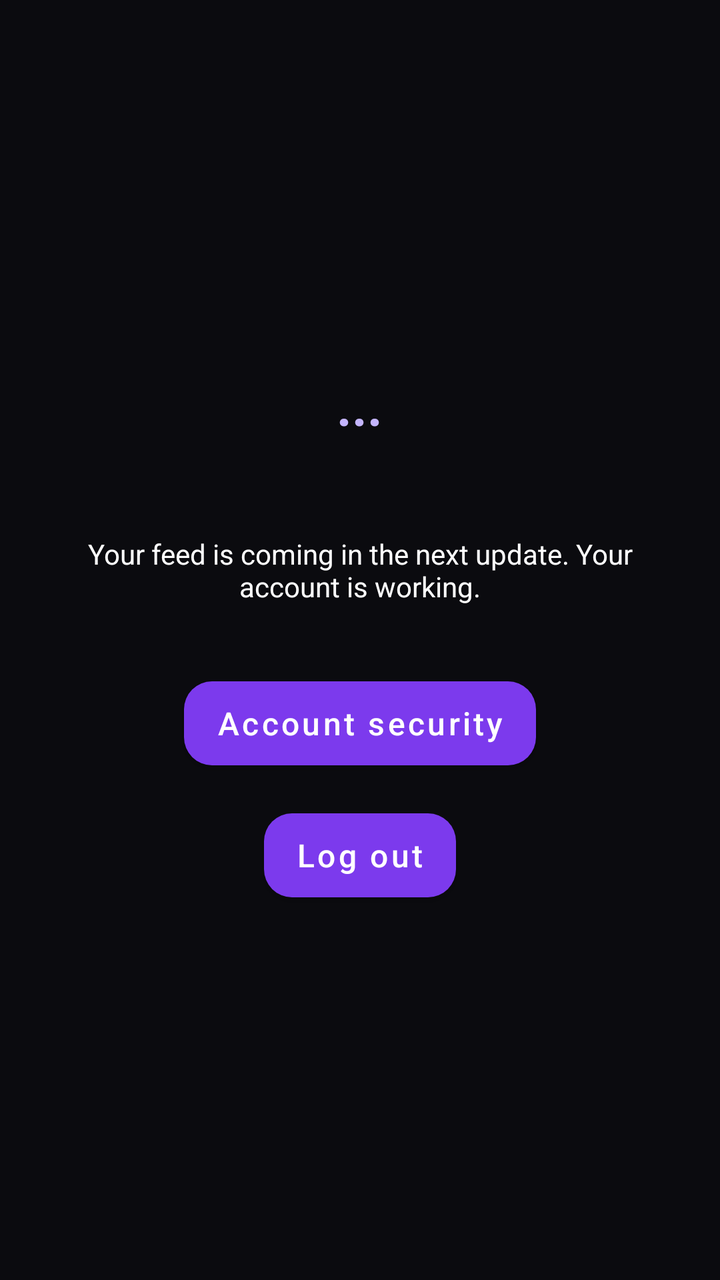
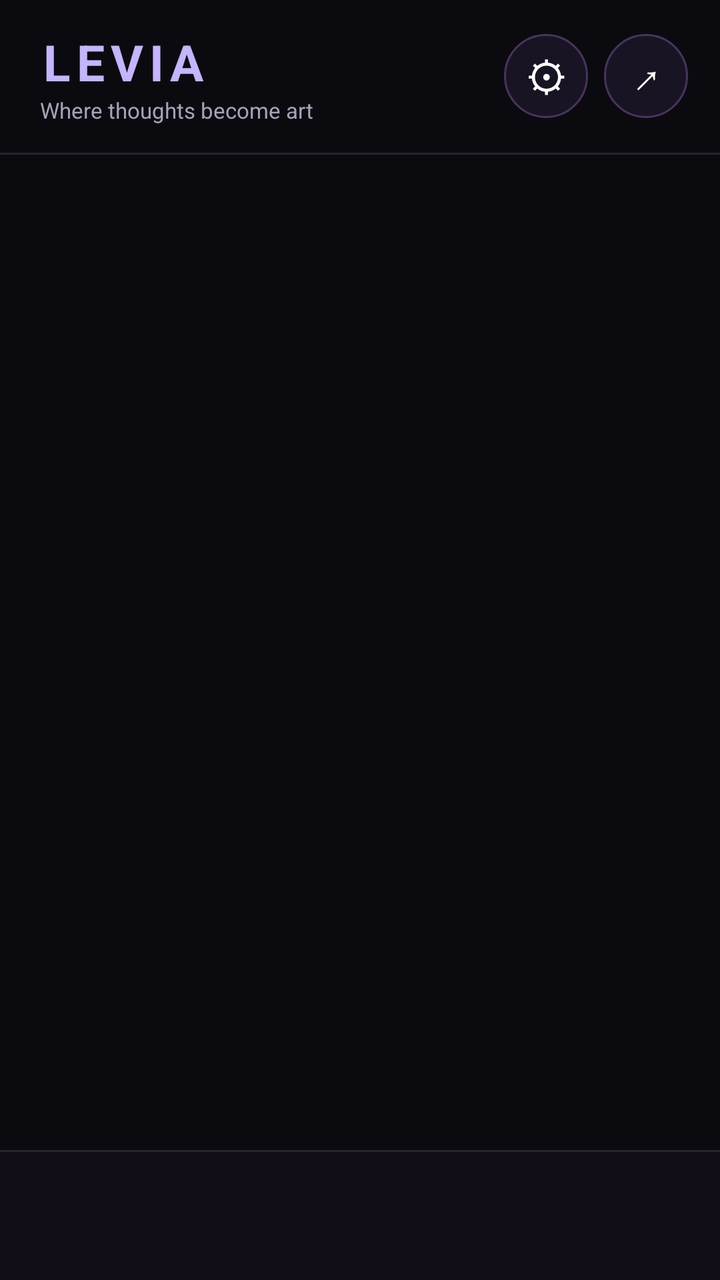

Two renders of the same Android screen: before a commit and after it. Below are the layout's source before the change and the commit's diff.
<!-- AndroidManifest.xml: application theme Theme.Levia -->
<!-- res/layout/activity_main.xml -->
<?xml version="1.0" encoding="utf-8"?>
<LinearLayout xmlns:android="http://schemas.android.com/apk/res/android"
    android:layout_width="match_parent"
    android:layout_height="match_parent"
    android:background="@color/levia_black"
    android:gravity="center"
    android:orientation="vertical"
    android:padding="24dp">

    <TextView
        android:id="@+id/welcomeText"
        android:layout_width="wrap_content"
        android:layout_height="wrap_content"
        android:text="..."
        android:textColor="@color/levia_lavender"
        android:textSize="26sp"
        android:textStyle="bold" />

    <TextView
        android:id="@+id/usernameText"
        android:layout_width="wrap_content"
        android:layout_height="wrap_content"
        android:layout_marginTop="4dp"
        android:textColor="@color/levia_white" />

    <TextView
        android:layout_width="wrap_content"
        android:layout_height="wrap_content"
        android:layout_marginTop="24dp"
        android:gravity="center"
        android:text="@string/home_placeholder"
        android:textColor="@color/levia_white" />

    <com.google.android.material.button.MaterialButton
        android:id="@+id/securityButton"
        style="@style/LeviaButton"
        android:layout_width="wrap_content"
        android:layout_height="wrap_content"
        android:layout_marginTop="32dp"
        android:text="@string/as_title" />

    <com.google.android.material.button.MaterialButton
        android:id="@+id/logoutButton"
        style="@style/LeviaButton"
        android:layout_width="wrap_content"
        android:layout_height="wrap_content"
        android:layout_marginTop="12dp"
        android:text="@string/log_out" />
</LinearLayout>
<!-- resources referenced by this layout -->
<resources>
  <color name="levia_black">#0B0B0F</color>
  <color name="levia_lavender">#C4B5FD</color>
  <color name="levia_white">#FFFFFF</color>
  <string name="as_title">Account security</string>
  <string name="home_placeholder">Your feed is coming in the next update. Your account is working.</string>
  <string name="log_out">Log out</string>
  <style name="LeviaButton" parent="Widget.MaterialComponents.Button">
          <item name="backgroundTint">@color/levia_violet</item>
          <item name="android:textColor">@color/levia_white</item>
          <item name="cornerRadius">14dp</item>
          <item name="android:minHeight">54dp</item>
          <item name="android:textAllCaps">false</item>
          <item name="android:textSize">16sp</item>
      </style>
  <style name="Theme.Levia" parent="Theme.MaterialComponents.NoActionBar">
          <item name="colorPrimary">@color/levia_violet</item>
          <item name="colorPrimaryVariant">@color/levia_dark_purple</item>
          <item name="colorOnPrimary">@color/levia_white</item>
          <item name="colorSecondary">@color/levia_lavender</item>
          <item name="colorOnSecondary">@color/levia_black</item>
          <item name="colorSurface">@color/levia_surface</item>
          <item name="colorOnSurface">@color/levia_white</item>
          <item name="android:windowBackground">@color/levia_black</item>
          <item name="android:statusBarColor">@color/levia_black</item>
          <item name="android:navigationBarColor">@color/levia_black</item>
      </style>
  <color name="levia_violet">#7C3AED</color>
  <color name="levia_dark_purple">#2A1248</color>
  <color name="levia_surface">#16121F</color>
</resources>

<!-- the commit's change to res/layout/activity_main.xml (unified diff, before → after) -->
@@ -2,48 +2,86 @@
 <LinearLayout xmlns:android="http://schemas.android.com/apk/res/android"
     android:layout_width="match_parent"
     android:layout_height="match_parent"
-    android:background="@color/levia_black"
-    android:gravity="center"
     android:orientation="vertical"
-    android:padding="24dp">
+    android:background="@color/levia_black">
 
-    <TextView
-        android:id="@+id/welcomeText"
-        android:layout_width="wrap_content"
+    <LinearLayout
+        android:layout_width="match_parent"
         android:layout_height="wrap_content"
-        android:text="..."
-        android:textColor="@color/levia_lavender"
-        android:textSize="26sp"
-        android:textStyle="bold" />
+        android:orientation="horizontal"
+        android:gravity="center_vertical"
+        android:paddingStart="20dp"
+        android:paddingEnd="16dp"
+        android:paddingTop="14dp"
+        android:paddingBottom="14dp">
+        <LinearLayout
+            android:layout_width="0dp"
+            android:layout_height="wrap_content"
+            android:layout_weight="1"
+            android:orientation="vertical">
+            <TextView
+                android:layout_width="wrap_content"
+                android:layout_height="wrap_content"
+                android:text="LEVIA"
+                android:textColor="@color/levia_lavender"
+                android:textSize="25sp"
+                android:letterSpacing="0.12"
+                android:textStyle="bold" />
+            <TextView
+                android:layout_width="wrap_content"
+                android:layout_height="wrap_content"
+                android:text="Where thoughts become art"
+                android:textColor="#A9A1B8"
+                android:textSize="11sp" />
+        </LinearLayout>
+        <TextView
+            android:id="@+id/securityButton"
+            android:layout_width="42dp"
+            android:layout_height="42dp"
+            android:gravity="center"
+            android:text="⚙"
+            android:textSize="21sp"
+            android:textColor="@color/levia_white"
+            android:background="@drawable/bg_card" />
+        <TextView
+            android:id="@+id/logoutButton"
+            android:layout_width="42dp"
+            android:layout_height="42dp"
+            android:layout_marginStart="8dp"
+            android:gravity="center"
+            android:text="↗"
+            android:textSize="21sp"
+            android:textColor="@color/levia_white"
+            android:background="@drawable/bg_card" />
+    </LinearLayout>
 
-    <TextView
-        android:id="@+id/usernameText"
-        android:layout_width="wrap_content"
-        android:layout_height="wrap_content"
-        android:layout_marginTop="4dp"
-        android:textColor="@color/levia_white" />
+    <View android:layout_width="match_parent" android:layout_height="1dp" android:background="#292333" />
 
-    <TextView
-        android:layout_width="wrap_content"
-        android:layout_height="wrap_content"
-        android:layout_marginTop="24dp"
+    <ScrollView
+        android:layout_width="match_parent"
+        android:layout_height="0dp"
+        android:layout_weight="1"
+        android:fillViewport="true"
+        android:clipToPadding="false">
+        <LinearLayout
+            android:id="@+id/contentContainer"
+            android:layout_width="match_parent"
+            android:layout_height="wrap_content"
+            android:orientation="vertical"
+            android:paddingStart="18dp"
+            android:paddingEnd="18dp"
+            android:paddingTop="18dp"
+            android:paddingBottom="24dp" />
+    </ScrollView>
+
+    <View android:layout_width="match_parent" android:layout_height="1dp" android:background="#292333" />
+    <LinearLayout
+        android:id="@+id/bottomNavigation"
+        android:layout_width="match_parent"
+        android:layout_height="64dp"
         android:gravity="center"
-        android:text="@string/home_placeholder"
-        android:textColor="@color/levia_white" />
-
-    <com.google.android.material.button.MaterialButton
-        android:id="@+id/securityButton"
-        style="@style/LeviaButton"
-        android:layout_width="wrap_content"
-        android:layout_height="wrap_content"
-        android:layout_marginTop="32dp"
-        android:text="@string/as_title" />
-
-    <com.google.android.material.button.MaterialButton
-        android:id="@+id/logoutButton"
-        style="@style/LeviaButton"
-        android:layout_width="wrap_content"
-        android:layout_height="wrap_content"
-        android:layout_marginTop="12dp"
-        android:text="@string/log_out" />
+        android:orientation="horizontal"
+        android:paddingStart="8dp"
+        android:paddingEnd="8dp"
+        android:background="#100D17" />
 </LinearLayout>
<!-- resource entries referenced after the edit -->
@@ -3,17 +3,13 @@
   <color name="levia_black">#0B0B0F</color>
   <color name="levia_lavender">#C4B5FD</color>
   <color name="levia_white">#FFFFFF</color>
-  <string name="as_title">Account security</string>
-  <string name="home_placeholder">Your feed is coming in the next update. Your account is working.</string>
-  <string name="log_out">Log out</string>
-  <style name="LeviaButton" parent="Widget.MaterialComponents.Button">
-          <item name="backgroundTint">@color/levia_violet</item>
-          <item name="android:textColor">@color/levia_white</item>
-          <item name="cornerRadius">14dp</item>
-          <item name="android:minHeight">54dp</item>
-          <item name="android:textAllCaps">false</item>
-          <item name="android:textSize">16sp</item>
-      </style>
+  <!-- drawable bg_card (drawable) -->
+  <?xml version="1.0" encoding="utf-8"?>
+  <shape xmlns:android="http://schemas.android.com/apk/res/android" android:shape="rectangle">
+      <solid android:color="#191423" />
+      <corners android:radius="22dp" />
+      <stroke android:width="1dp" android:color="#49345F" />
+  </shape>
   <style name="Theme.Levia" parent="Theme.MaterialComponents.NoActionBar">
           <item name="colorPrimary">@color/levia_violet</item>
           <item name="colorPrimaryVariant">@color/levia_dark_purple</item>
